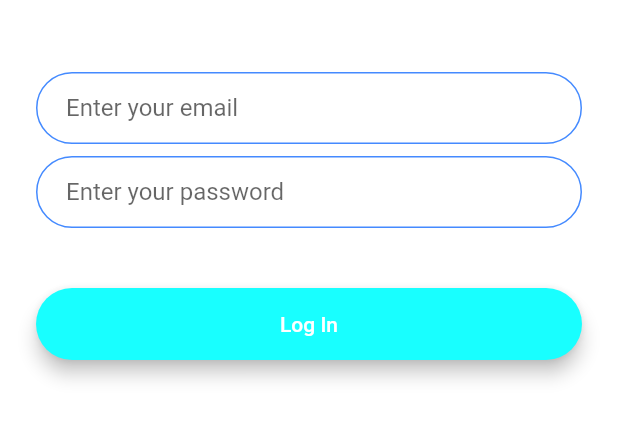
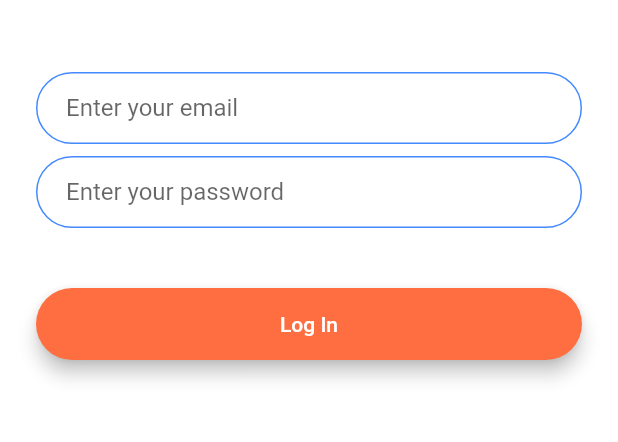
Before and after one commit to himansingh241/Chutter, a Flutter app: the screen it shows after launch, after a tap on "Log In", on a phone screen of 412 x 824 dp, the part 576-1018 px from its top. Run offline on Flutter 3.47's test engine with Material 2 defaults, Android fonts, the phone set to English and light mode, and no system bars; our stand-ins replace animated_text_kit, cloud_firestore, firebase_auth, modal_progress_hud; accounts and stored records are empty.

```diff
--- a/lib/main.dart
+++ b/lib/main.dart
@@ -10,7 +10,7 @@ class FlashChat extends StatelessWidget {
   @override
   Widget build(BuildContext context) {
     return MaterialApp(
-      theme: ThemeData(primaryColor: Colors.cyanAccent),
+      theme: ThemeData(primaryColor: Colors.deepOrangeAccent),
       debugShowCheckedModeBanner: false,
       home: WelcomeScreen(),
       initialRoute: WelcomeScreen.id,
--- a/lib/screens/welcome_screen.dart
+++ b/lib/screens/welcome_screen.dart
@@ -33,6 +33,8 @@ class _WelcomeScreenState extends State<WelcomeScreen>
                   ),
                 ),
                 TypewriterAnimatedTextKit(
+                  repeatForever: true,
+                  speed: Duration(milliseconds: 600),
                   text: ['Chutter'],
                   textStyle: TextStyle(
                     color: Colors.grey,
```
Also changed, not shown: lib/screens/chat_screen.dart (+13 -4 lines), lib/screens/login_screen.dart (+4 -3 lines), screenrec.gif (added).
